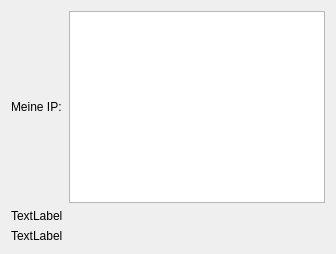
Qt form StatusWidget.ui (Ranlvor/LANPartyManager) before a commit.
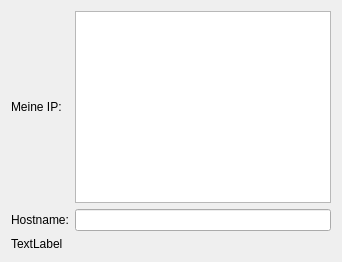
The same form after that commit.

Commit message: Is now capable of displaying the hostname

Diff of the .ui file:
```diff
--- a/StatusWidget.ui
+++ b/StatusWidget.ui
@@ -17,7 +17,7 @@
    <item row="4" column="0">
     <widget class="QLabel" name="label_3">
      <property name="text">
-      <string>TextLabel</string>
+      <string>Hostname:</string>
      </property>
     </widget>
    </item>
@@ -51,6 +51,22 @@
      </property>
     </widget>
    </item>
+   <item row="4" column="1">
+    <widget class="QLineEdit" name="HostNamelineEdit">
+     <property name="sizePolicy">
+      <sizepolicy hsizetype="Minimum" vsizetype="Fixed">
+       <horstretch>0</horstretch>
+       <verstretch>0</verstretch>
+      </sizepolicy>
+     </property>
+     <property name="acceptDrops">
+      <bool>false</bool>
+     </property>
+     <property name="readOnly">
+      <bool>true</bool>
+     </property>
+    </widget>
+   </item>
   </layout>
  </widget>
  <resources/>
```
Left out of the diff: 3 changed lines with no effect on the pictures. The commit also changes 1 other file.
